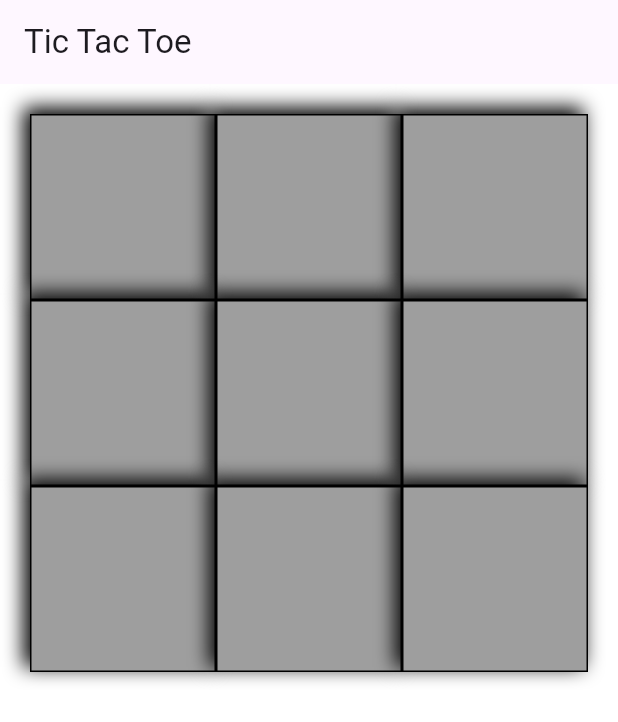
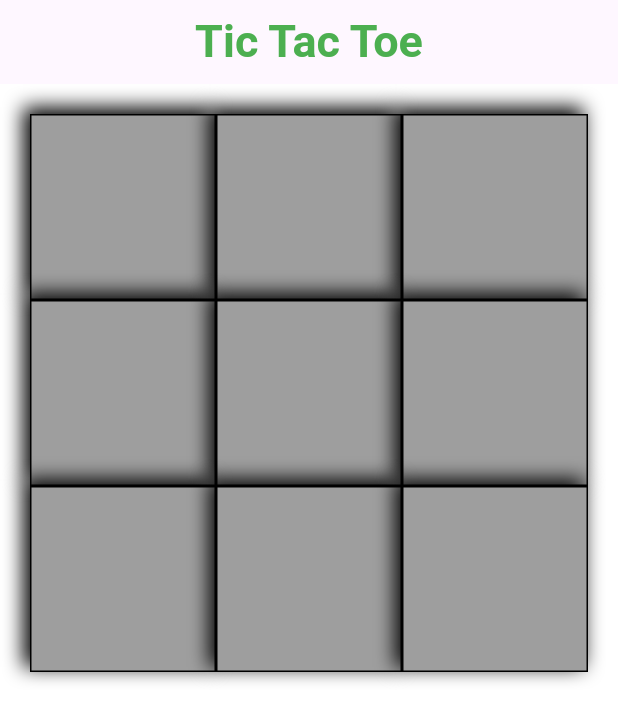
Before and after one commit to ashinpramod/tic_tac_toe, a Flutter app: the screen it shows after launch, on a phone screen of 412 x 824 dp. Shown: the top 722 px of the screen. Run offline on Flutter 3.47's test engine with Material 3 defaults, Android fonts, the phone set to English and light mode, and no system bars.

```diff
--- a/lib/home_page.dart
+++ b/lib/home_page.dart
@@ -13,7 +13,7 @@ class Homepage extends StatefulWidget {
 
 class _HomepageState extends State<Homepage> {
   bool firstTurn = true;
-  String firstPlayer ="X";
+  String firstPlayer = "X";
   late bool gameEnd;
   late List<String> viewTap;
   int boxfill = 0;
@@ -43,7 +43,13 @@ class _HomepageState extends State<Homepage> {
   Widget build(BuildContext context) {
     return Scaffold(
       appBar: AppBar(
-        title: const Text("Tic Tac Toe"),
+        automaticallyImplyLeading: false,
+        centerTitle: true,
+        title: const Text(
+          "Tic Tac Toe",
+          style: TextStyle(
+              fontSize: 30, color: Colors.green, fontWeight: FontWeight.bold),
+        ),
       ),
       backgroundColor: Colors.white,
       body: Padding(
@@ -131,11 +137,13 @@ class _HomepageState extends State<Homepage> {
         viewTap[2] != '') {
       _showMessage(context, viewTap[2]);
     }
-    if (viewTap[2] == viewTap[4] &&
-        viewTap[2] == viewTap[6] &&
-        viewTap[2] != '') {
-      _showMessage(context, viewTap[2]);
+
+    if (viewTap[6] == viewTap[4] &&
+        viewTap[6] == viewTap[2] &&
+        viewTap[6] != '') {
+      _showMessage(context, viewTap[6]);
     }
+
     if (viewTap[0] == viewTap[4] &&
         viewTap[0] == viewTap[8] &&
         viewTap[0] != '') {
```
